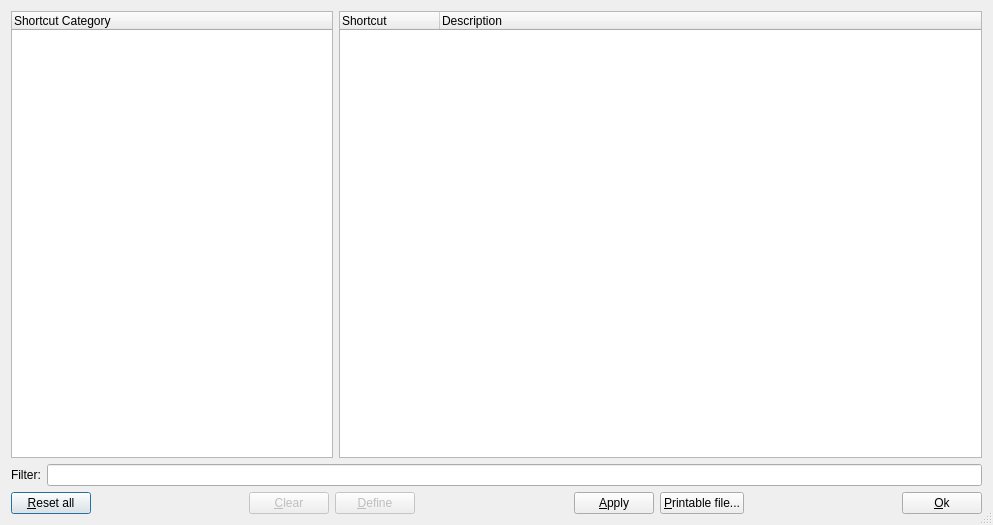
This is muse3/muse/components/shortcutconfigbase.ui in emrum/muse as Qt 5 draws it before an edit. The edited form follows.
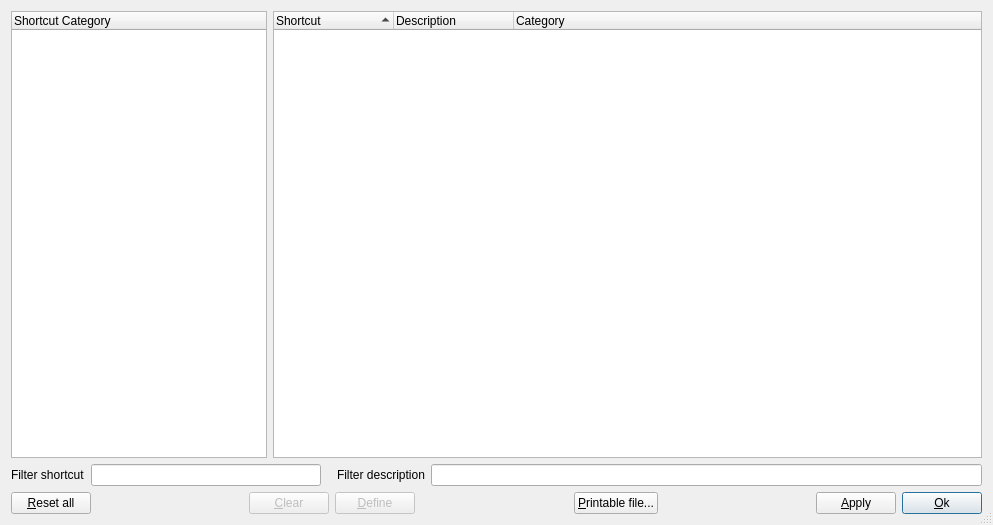
This is the edited form.

Commit message: Add key search and category output to shortcut dlg

What changed in the file:
```diff
--- a/muse3/muse/components/shortcutconfigbase.ui
+++ b/muse3/muse/components/shortcutconfigbase.ui
@@ -21,13 +21,13 @@
     <widget class="QTreeWidget" name="cgListView">
      <property name="sizePolicy">
       <sizepolicy hsizetype="Minimum" vsizetype="Expanding">
-       <horstretch>1</horstretch>
+       <horstretch>0</horstretch>
        <verstretch>0</verstretch>
       </sizepolicy>
      </property>
      <property name="minimumSize">
       <size>
-       <width>105</width>
+       <width>120</width>
        <height>200</height>
       </size>
      </property>
@@ -42,7 +42,7 @@
     <widget class="QTreeWidget" name="scListView">
      <property name="sizePolicy">
       <sizepolicy hsizetype="Preferred" vsizetype="Expanding">
-       <horstretch>2</horstretch>
+       <horstretch>1</horstretch>
        <verstretch>0</verstretch>
       </sizepolicy>
      </property>
@@ -52,6 +52,15 @@
        <height>230</height>
       </size>
      </property>
+     <property name="focusPolicy">
+      <enum>Qt::StrongFocus</enum>
+     </property>
+     <attribute name="headerDefaultSectionSize">
+      <number>120</number>
+     </attribute>
+     <attribute name="headerShowSortIndicator" stdset="0">
+      <bool>true</bool>
+     </attribute>
      <column>
       <property name="text">
        <string>Shortcut</string>
@@ -62,14 +71,58 @@
        <string>Description</string>
       </property>
      </column>
+     <column>
+      <property name="text">
+       <string>Category</string>
+      </property>
+     </column>
     </widget>
    </item>
    <item row="1" column="0" colspan="2">
     <layout class="QHBoxLayout" name="horizontalLayout">
+     <item>
+      <widget class="QLabel" name="keyFilterLabel">
+       <property name="text">
+        <string>Filter shortcut</string>
+       </property>
+      </widget>
+     </item>
+     <item>
+      <widget class="QLineEdit" name="keyFilter">
+       <property name="sizePolicy">
+        <sizepolicy hsizetype="Fixed" vsizetype="Fixed">
+         <horstretch>0</horstretch>
+         <verstretch>0</verstretch>
+        </sizepolicy>
+       </property>
+       <property name="minimumSize">
+        <size>
+         <width>230</width>
+         <height>0</height>
+        </size>
+       </property>
+      </widget>
+     </item>
+     <item>
+      <spacer name="horizontalSpacer">
+       <property name="orientation">
+        <enum>Qt::Horizontal</enum>
+       </property>
+       <property name="sizeType">
+        <enum>QSizePolicy::Fixed</enum>
+       </property>
+       <property name="sizeHint" stdset="0">
+        <size>
+         <width>10</width>
+         <height>20</height>
+        </size>
+       </property>
+      </spacer>
+     </item>
      <item>
       <widget class="QLabel" name="textFilterLabel">
        <property name="text">
-        <string>Filter:</string>
+        <string>Filter description</string>
        </property>
       </widget>
      </item>
@@ -148,16 +201,6 @@
        </property>
       </spacer>
      </item>
-     <item>
-      <widget class="QPushButton" name="applyButton">
-       <property name="text">
-        <string>&amp;Apply</string>
-       </property>
-       <property name="shortcut">
-        <string>Alt+A</string>
-       </property>
-      </widget>
-     </item>
      <item>
       <widget class="QPushButton" name="textFileButton">
        <property name="text">
@@ -184,6 +227,16 @@
        </property>
       </spacer>
      </item>
+     <item>
+      <widget class="QPushButton" name="applyButton">
+       <property name="text">
+        <string>&amp;Apply</string>
+       </property>
+       <property name="shortcut">
+        <string>Alt+A</string>
+       </property>
+      </widget>
+     </item>
      <item>
       <widget class="QPushButton" name="okButton">
        <property name="text">
@@ -192,6 +245,9 @@
        <property name="shortcut">
         <string>Alt+O</string>
        </property>
+       <property name="default">
+        <bool>true</bool>
+       </property>
       </widget>
      </item>
     </layout>
```
Left out of the diff: 12 changed lines with no effect on the pictures. The commit also changes 3 other files.
